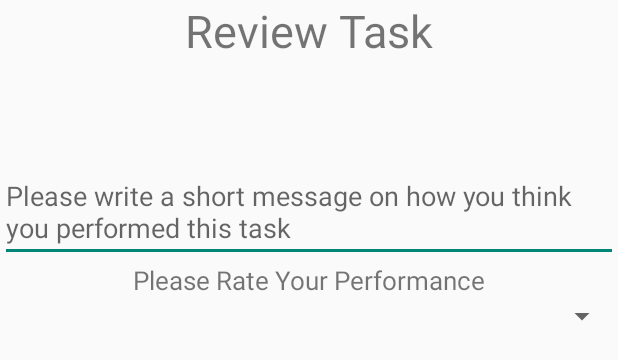
After one commit to zulalidou/myPlanner, an Android app: the layout reviewtask_layout.xml on its own in the app's theme, with its tools: preview values and no code run, on a phone screen of 412 x 824 dp. The commit adds this screen. Shown: the top 360 px of the screen. Run offline under Robolectric (Android 15) with nearby library versions, the phone set to English and light mode, and no system bars.

Commit message:
Added the "review task" portion of the app

```diff
--- a/app/src/main/java/com/example/myplanner/CreateTaskFragment.java
+++ b/app/src/main/java/com/example/myplanner/CreateTaskFragment.java
@@ -153,7 +153,6 @@ public class CreateTaskFragment extends Fragment {
 
 
 
-
             getActivity().getSupportFragmentManager().popBackStackImmediate();
 
             if (myAlarmManager != null)
@@ -163,9 +162,6 @@ public class CreateTaskFragment extends Fragment {
 
     private void asdf_func() {
         iGROW_db.deleteFromTable1("jjjj");
-        iGROW_db.deleteFromTable1("5.23p");
-
-
         iGROW_db.deleteFromTable2();
     }
 
--- a/app/src/main/java/com/example/myplanner/CurrentTaskFragment.java
+++ b/app/src/main/java/com/example/myplanner/CurrentTaskFragment.java
@@ -3,6 +3,7 @@ package com.example.myplanner;
 import android.content.Intent;
 import android.database.Cursor;
 import android.os.Bundle;
+import android.util.Log;
 import android.view.LayoutInflater;
 import android.view.View;
 import android.view.ViewGroup;
@@ -33,6 +34,7 @@ public class CurrentTaskFragment extends Fragment {
         View myView = inflater.inflate(R.layout.fragment_currenttasks, container, false);
 
         retrieveTasksFromDB();
+        Log.d("onCreate_CURRENT", "hello from currentTaskFrag");
 
         currentTasks_ListView = (ListView) myView.findViewById(R.id.currentTasks_LV);
         ArrayAdapter<String> myArrayAdapter = new ArrayAdapter<String>(getActivity(), android.R.layout.simple_list_item_1, currentTasks_Array);
--- a/app/src/main/java/com/example/myplanner/MainActivity.java
+++ b/app/src/main/java/com/example/myplanner/MainActivity.java
@@ -55,7 +55,7 @@ public class MainActivity extends AppCompatActivity implements NavigationView.On
         // -- savedInstanceState is null if the activity is started for the first time, or we leave the current activity
         //    through the back button, and get back to it. Rotating the device will cause "savedInstanceState to not be null
         if (savedInstanceState == null) {
-            if (getIntent().getStringExtra("Open 'expired fragment' on notification click") != null) {
+            if (getIntent().getStringExtra("A task has just expired") != null) {
                 myNavView.setCheckedItem(R.id.nav_expiredTasks);
 
                 // The code below displays the "ExpiredTasks" fragment
@@ -101,7 +101,7 @@ public class MainActivity extends AppCompatActivity implements NavigationView.On
      */
 
     // Link: http://www.helloandroid.com/tutorials/communicating-between-running-activities
-    // There's only one activity, which is MainActivity, and is always at the top of the stack. Suppose a user is using the app and the notification
+    // There's only one activity, which is MainActivity, and it's always at the top of the stack. Suppose a user is using the app and the notification
     // notifying the users that the time set for a task has expired. When the user touches/clicks the notification, instead of a new instance of the
     // MainActivity class being called, this function below gets called instead.
     // - This method gets executed (instead of the onCreate method) if we're trying to create a new instance of an activity that's already at the top
@@ -111,7 +111,7 @@ public class MainActivity extends AppCompatActivity implements NavigationView.On
         super.onNewIntent(intent);
         setIntent(intent); // replaces the old intent with the new intent created by clicking the notification
 
-        if (getIntent().getStringExtra("Open 'expired fragment' on notification click") != null) {
+        if (getIntent().getStringExtra("A task has just expired") != null) {
             myNavView.setCheckedItem(R.id.nav_expiredTasks);
 
             // The code below displays the "ExpiredTasks" fragment
--- /dev/null
+++ b/app/src/main/res/layout/reviewtask_layout.xml
@@ -0,0 +1,46 @@
+<?xml version="1.0" encoding="utf-8"?>
+<RelativeLayout xmlns:android="http://schemas.android.com/apk/res/android"
+    android:orientation="vertical" android:layout_width="match_parent"
+    android:layout_height="match_parent">
+
+    <TextView
+        android:id="@+id/reviewDialogBox_title"
+        android:text="Review Task"
+        android:textSize="30dp"
+        android:gravity="center"
+        android:layout_width="match_parent"
+        android:layout_height="wrap_content"/>
+
+    <TextView
+        android:id="@+id/reviewDialogBox_taskName"
+        android:textSize="50dp"
+        android:gravity="center"
+        android:layout_width="match_parent"
+        android:layout_height="wrap_content"
+        android:layout_below="@+id/reviewDialogBox_title"/>
+
+    <EditText
+        android:id="@+id/reviewDialogBox_review"
+        android:hint="Please write a short message on how you think you performed this task"
+        android:layout_width="match_parent"
+        android:layout_height="wrap_content"
+        android:layout_below="@+id/reviewDialogBox_taskName"/>
+
+    <TextView
+        android:id="@+id/grades_title"
+        android:text="Please Rate Your Performance"
+        android:textSize="17dp"
+        android:gravity="center"
+        android:layout_width="match_parent"
+        android:layout_height="wrap_content"
+        android:layout_below="@+id/reviewDialogBox_review"/>
+
+    <Spinner
+        android:id="@+id/mySpinner"
+        android:layout_width="match_parent"
+        android:layout_height="wrap_content"
+        android:layout_below="@id/grades_title"
+        />
+
+
+</RelativeLayout>
```
Also changed, not shown: app/src/main/java/com/example/myplanner/AlarmReceiver.java (+4 -3 lines), app/src/main/java/com/example/myplanner/ExpiredTaskFragment.java (+27 -2 lines), app/src/main/java/com/example/myplanner/ReviewDialog.java (added, +91 -0 lines), app/src/main/res/values/strings.xml (+8 -0 lines).
